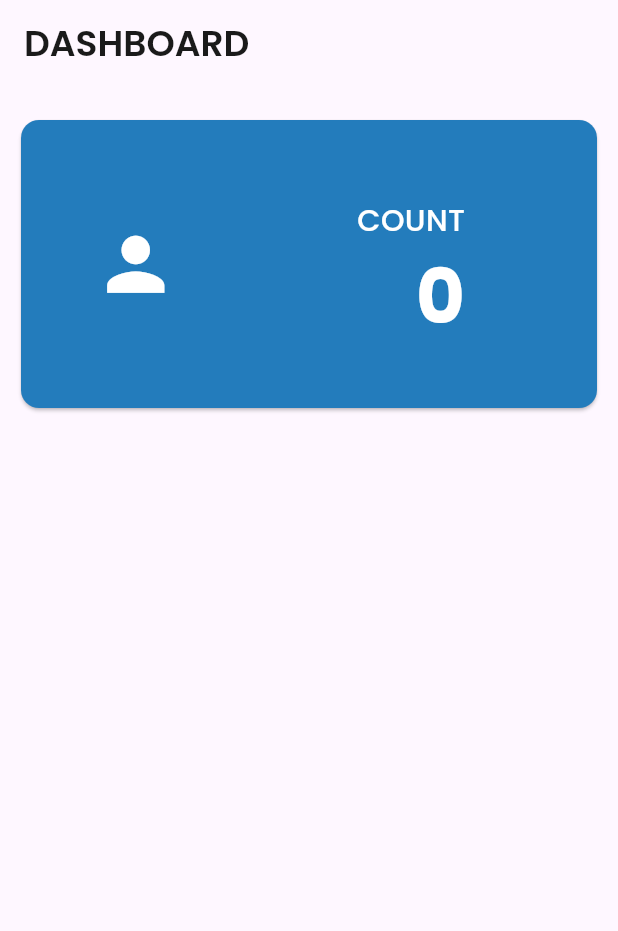
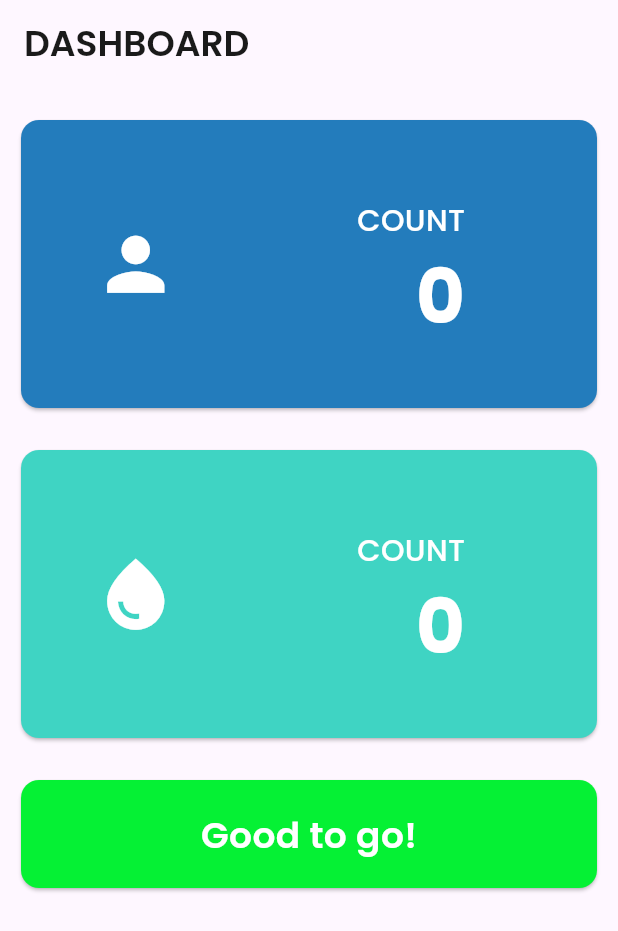
Before and after one commit to Navishh/IOTSoapDispenser, a Flutter app: the screen it shows after launch, on a phone screen of 412 x 824 dp. Shown: the top 931 px of the screen. Run offline on Flutter 3.47's test engine with Material 3 defaults, Android fonts, the light colour scheme and no system bars; our stand-ins replace firebase_core, firebase_database, google_fonts; accounts and stored records are empty.

Commit message:
Created soapCount Card

```diff
--- a/soapdispenser/lib/home_page.dart
+++ b/soapdispenser/lib/home_page.dart
@@ -12,22 +12,41 @@ class HomePage extends StatefulWidget {
 }
 
 class _HomePageState extends State<HomePage> {
-  late DatabaseReference _ref;
+late DatabaseReference _humanCountRef;
+late DatabaseReference _soapCountRef;
 int _humanCount = 0;
+int _soapCount = 0;
 
 @override
 void initState() {
   super.initState();
-    _ref = FirebaseDatabase.instance.reference().child('humanCount');
 
-    _ref.onValue.listen((event) {
+  // Reference for 'humanCount'
+  _humanCountRef = FirebaseDatabase.instance.reference().child('humanCount');
+
+  // Reference for 'soapCount'
+  _soapCountRef = FirebaseDatabase.instance.reference().child('soapCount');
+
+  // Listener for 'humanCount'
+  _humanCountRef.onValue.listen((event) {
     setState(() {
       if (event.snapshot.value != null) {
         _humanCount = event.snapshot.value as int;
       }
     });
   });
+
+  // Listener for 'soapCount'
+  _soapCountRef.onValue.listen((event) {
+    setState(() {
+      if (event.snapshot.value != null) {
+        _soapCount = event.snapshot.value as int;
       }
+    });
+  });
+}
+
+
   @override
   Widget build(BuildContext context) {
     return Scaffold(
@@ -97,6 +116,83 @@ class _HomePageState extends State<HomePage> {
                 ),
               ),
             ),
+
+
+
+                        //SOAP COUNT CARD
+            Container(
+              height: 200,
+              margin: EdgeInsets.only(left: 10, right: 10, top: 20),
+              child: Card(
+                color: Color(0xFF3FD4C3),
+                child: Padding(
+                  padding: EdgeInsets.all(8.0),
+                  child: Row(
+                    mainAxisAlignment: MainAxisAlignment.spaceBetween,
+                    children: <Widget>[
+                      const Padding(
+                        padding: EdgeInsets.all(40),
+                        child: Icon(
+                          Icons.water_drop_sharp,
+                          size: 57,
+                          color: Colors.white,
+                        ),
+                      ),
+                      Column(
+                        crossAxisAlignment: CrossAxisAlignment.end,
+                        children: <Widget>[
+                          Padding(
+                            padding: const EdgeInsets.only(right: 80, top: 45),
+                            child: Column(
+                              crossAxisAlignment: CrossAxisAlignment.end,
+                              children: <Widget>[
+                                Text(
+                                  'COUNT',
+                                  style: GoogleFonts.poppins(
+                                    color: Colors.white,
+                                    fontWeight: FontWeight.w500,
+                                    fontSize: 20,
+                                  ),
+                                ),
+                               Text(
+                                  _humanCount.toString(),
+                                  style: GoogleFonts.poppins(
+                                    color: Colors.white,
+                                    fontSize: 50,
+                                    fontWeight: FontWeight.bold,
+                                  ),
+                                ),
+                              ],
+                            ),
+                          ),
+                        ],
+                      ),
+                    ],
+                  ),
+                ),
+              ),
+            ),
+
+            //REFILL MESSAGE CARD
+            Container(
+              height: 80,
+              margin: EdgeInsets.only(left: 10, right: 10, top: 20),
+              child: Card(
+                color: Color.fromARGB(255, 5, 241, 52),
+                child: Center(
+                  child: Text(
+                    'Good to go!',
+                    style: GoogleFonts.poppins(
+                      color: Colors.white,
+                      fontSize: 24,
+                      fontWeight: FontWeight.w600,
+                    ),
+                  ),
+                ),
+              ),
+            ),
+
+
           ],
         ),
       ),
```
Lines whose indentation alone changed are shown as unchanged.
